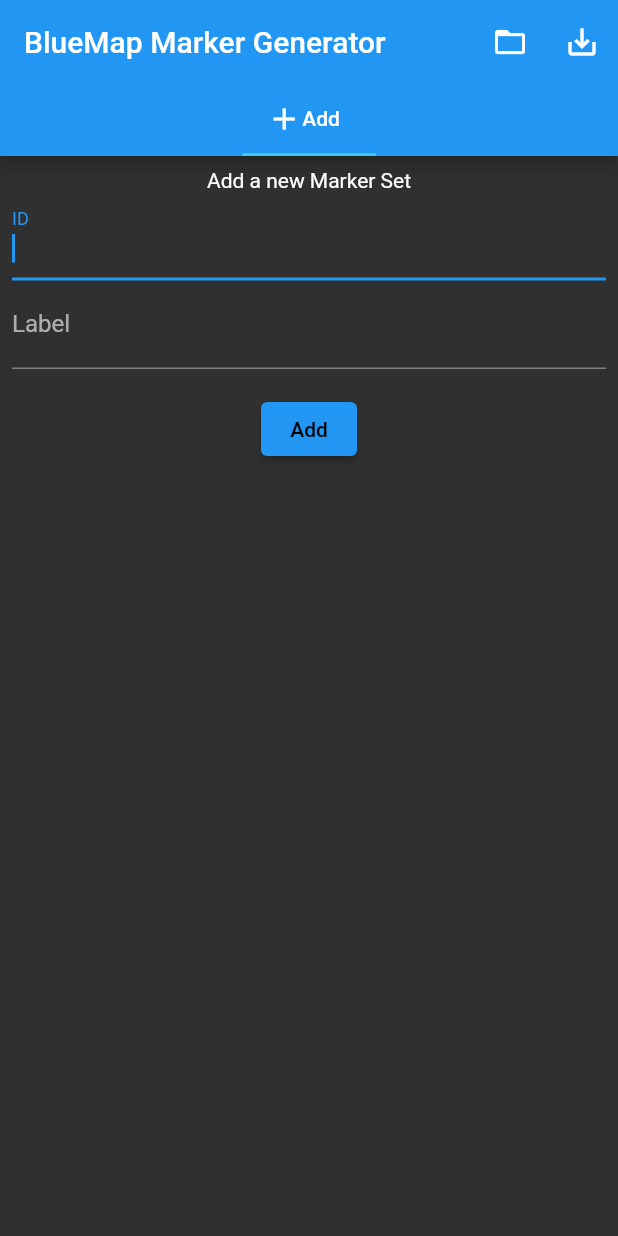
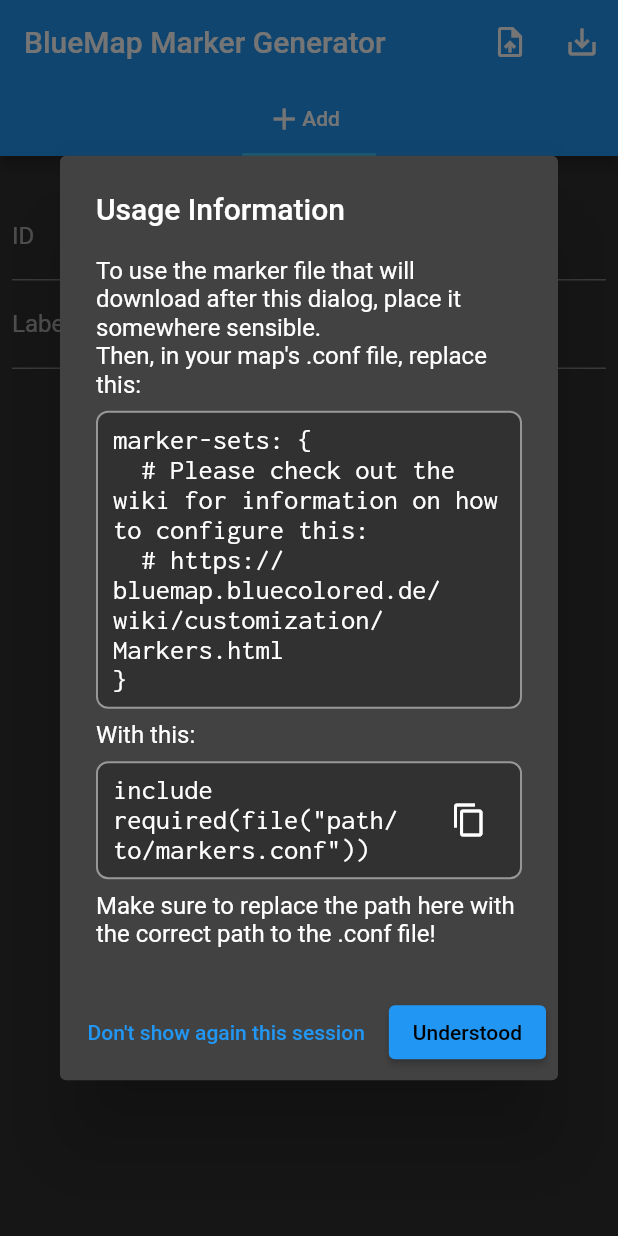
Before and after one commit to TechnicJelle/BlueMapMarkerGenerator, a Flutter app: the screen it shows after launch, after a tap on the "save alt" icon, on a phone screen of 412 x 824 dp. Run offline on Flutter 3.47's test engine with Material 2 defaults, Android fonts, the phone set to English and light mode, and no system bars; our stand-ins replace file_picker; missing offline and left inert: file_saver.

Commit message:
Show explanation dialog on first time save

```diff
--- /dev/null
+++ b/lib/home.dart
@@ -0,0 +1,235 @@
+import "dart:convert";
+
+import "package:file_picker/file_picker.dart";
+import "package:file_saver/file_saver.dart";
+import "package:flutter/material.dart";
+import "package:flutter/services.dart";
+
+import "schemas/marker_set.dart";
+import "tabs/tab_add.dart";
+import "tabs/tab_marker_set.dart";
+
+const String _jsonKeyMarkerSets = "marker-sets";
+
+class MyHome extends StatefulWidget {
+  const MyHome({super.key});
+
+  @override
+  State<MyHome> createState() => _MyHomeState();
+}
+
+class _MyHomeState extends State<MyHome> {
+  Map<String, MarkerSetTab> tabs = {};
+  bool showTutorial = true;
+
+  @override
+  Widget build(BuildContext context) {
+    return CallbackShortcuts(
+      bindings: {
+        const SingleActivator(LogicalKeyboardKey.keyS, control: true): () =>
+            _saveFile(),
+        const SingleActivator(LogicalKeyboardKey.keyO, control: true): () =>
+            _loadFile(),
+      },
+      child: DefaultTabController(
+        length: tabs.length + 1,
+        child: Scaffold(
+          appBar: AppBar(
+            title: const Text("BlueMap Marker Generator"),
+            actions: [
+              IconButton(
+                icon: const Icon(Icons.upload_file),
+                tooltip: "Load Marker Set (Ctrl+O)",
+                onPressed: () => _loadFile(),
+              ),
+              IconButton(
+                icon: const Icon(Icons.save_alt),
+                tooltip: "Save Marker Set (Ctrl+S)",
+                onPressed: () async {
+                  if (showTutorial) {
+                    bool? show = await showDialog<bool>(
+                      context: context,
+                      builder: (BuildContext context) => AlertDialog(
+                        title: const Text("Usage Information"),
+                        content: const UsageInformation(),
+                        actions: <Widget>[
+                          TextButton(
+                            onPressed: () => Navigator.pop(context, false),
+                            child: const Text("Don't show again this session"),
+                          ),
+                          ElevatedButton(
+                            onPressed: () => Navigator.pop(context, true),
+                            child: const Text("Understood"),
+                          ),
+                        ],
+                      ),
+                    );
+                    if (show == null) return;
+
+                    showTutorial = show;
+                  }
+
+                  _saveFile();
+                },
+              ),
+            ],
+            bottom: TabBar(
+              isScrollable: true,
+              tabs: [
+                for (MapEntry<String, MarkerSetTab> entry in tabs.entries)
+                  Tab(
+                    child: Column(
+                      mainAxisAlignment: MainAxisAlignment.center,
+                      children: [
+                        Text(entry.value.markerSet.label),
+                        Text(
+                          entry.key,
+                          style: const TextStyle(fontStyle: FontStyle.italic),
+                        ),
+                      ],
+                    ),
+                  ),
+                const Tab(
+                  child: Row(
+                    children: [
+                      Icon(Icons.add),
+                      Text("Add"),
+                      SizedBox(width: 8),
+                    ],
+                  ),
+                )
+              ],
+            ),
+          ),
+          body: TabBarView(
+            children: [
+              for (MarkerSetTab markerSetTab in tabs.values) markerSetTab,
+              TabAdd(tabs, setState),
+            ],
+          ),
+        ),
+      ),
+    );
+  }
+
+  void _saveFile() {
+    JsonEncoder encoder = const JsonEncoder.withIndent("\t");
+    Map<String, dynamic> json = {
+      _jsonKeyMarkerSets: {
+        for (MapEntry<String, MarkerSetTab> entry in tabs.entries)
+          entry.key: entry.value.markerSet.toJson(),
+      },
+    };
+    String string = encoder.convert(json);
+    string = string.substring(1, string.length - 1).replaceAll("\n\t", "\n");
+
+    FileSaver.instance.saveFile(
+      name: "markers",
+      ext: "conf",
+      bytes: Uint8List.fromList(string.codeUnits),
+    );
+  }
+
+  Future<void> _loadFile() async {
+    FilePickerResult? result = await FilePicker.platform.pickFiles(
+      type: FileType.custom,
+      allowedExtensions: ["conf"],
+    );
+
+    if (result == null) return;
+
+    Uint8List bytes = result.files.single.bytes!;
+    String string = String.fromCharCodes(bytes);
+
+    Map<String, dynamic> json = jsonDecode("{$string}");
+
+    setState(() {
+      for (MapEntry<String, dynamic> entry
+          in json[_jsonKeyMarkerSets].entries) {
+        MarkerSetTab tab = MarkerSetTab.withMarkerSet(
+          markerSet: MarkerSet.fromJson(entry.value),
+        );
+
+        tabs[entry.key] = tab;
+      }
+    });
+  }
+}
+
+class UsageInformation extends StatelessWidget {
+  const UsageInformation({super.key});
+
+  @override
+  Widget build(BuildContext context) {
+    return const Column(
+      crossAxisAlignment: CrossAxisAlignment.start,
+      mainAxisSize: MainAxisSize.min,
+      children: [
+        Text(
+            "To use the marker file that will download after this dialog, place it somewhere sensible.\n"
+            "Then, in your map's .conf file, replace this:"),
+        SizedBox(
+          width: double.infinity,
+          child: Code(
+            """
+marker-sets: {
+  # Please check out the wiki for information on how to configure this:
+  # https://bluemap.bluecolored.de/wiki/customization/Markers.html
+}""",
+            copy: false,
+          ),
+        ),
+        Text("With this:"),
+        SizedBox(
+          width: double.infinity,
+          child: Code(
+            "include required(file(\"path/to/markers.conf\"))",
+            copy: true,
+          ),
+        ),
+        Text(
+            "Make sure to replace the path here with the correct path to the .conf file!"),
+      ],
+    );
+  }
+}
+
+class Code extends StatelessWidget {
+  final String text;
+  final bool copy;
+
+  const Code(this.text, {this.copy = false, super.key});
+
+  @override
+  Widget build(BuildContext context) {
+    return Container(
+      padding: const EdgeInsets.symmetric(vertical: 8, horizontal: 10),
+      margin: const EdgeInsets.symmetric(vertical: 8),
+      decoration: BoxDecoration(
+        color: Colors.black26,
+        border: Border.all(
+          color: Theme.of(context).unselectedWidgetColor.withOpacity(0.5),
+          width: 1.3,
+        ),
+        borderRadius: BorderRadius.circular(8),
+      ),
+      child: Row(
+        children: [
+          Expanded(
+            child: SelectableText(
+              text,
+              style: const TextStyle(fontFamily: "Inconsolata", fontSize: 19),
+            ),
+          ),
+          if (copy)
+            IconButton(
+              icon: const Icon(Icons.copy),
+              onPressed: () {
+                Clipboard.setData(ClipboardData(text: text));
+              },
+            )
+        ],
+      ),
+    );
+  }
+}
--- a/lib/main.dart
+++ b/lib/main.dart
@@ -1,40 +1,17 @@
-import "dart:convert";
+import "package:flutter/material.dart";
 
-import "package:file_picker/file_picker.dart";
-import "package:file_saver/file_saver.dart";
-import "package:flutter/material.dart";
-import "package:flutter/services.dart";
-
-import "schemas/marker_set.dart";
-import "tabs/tab_add.dart";
-import "tabs/tab_marker_set.dart";
-
-const String _jsonKeyMarkerSets = "marker-sets";
+import "home.dart";
 
 void main() {
   runApp(const MyApp());
 }
 
-class MyApp extends StatefulWidget {
+class MyApp extends StatelessWidget {
   const MyApp({super.key});
 
   @override
-  State<MyApp> createState() => _MyAppState();
-}
-
-class _MyAppState extends State<MyApp> {
-  Map<String, MarkerSetTab> tabs = {};
-
-  @override
   Widget build(BuildContext context) {
-    return CallbackShortcuts(
-      bindings: {
-        const SingleActivator(LogicalKeyboardKey.keyS, control: true): () =>
-            _saveFile(),
-        const SingleActivator(LogicalKeyboardKey.keyO, control: true): () =>
-            _loadFile(),
-      },
-      child: MaterialApp(
+    return MaterialApp(
       title: "BlueMap Marker Generator",
       debugShowCheckedModeBanner: false,
       theme: ThemeData(
@@ -59,103 +36,7 @@
       ),
       // themeMode: ThemeMode.light,
       themeMode: ThemeMode.dark,
-        home: DefaultTabController(
-          length: tabs.length + 1,
-          child: Scaffold(
-            appBar: AppBar(
-              title: const Text("BlueMap Marker Generator"),
-              actions: [
-                IconButton(
-                  icon: const Icon(Icons.folder_open),
-                  tooltip: "Load Marker Set (Ctrl+O)",
-                  onPressed: () => _loadFile(),
-                ),
-                IconButton(
-                  icon: const Icon(Icons.save_alt),
-                  tooltip: "Save Marker Set (Ctrl+S)",
-                  onPressed: () => _saveFile(),
-                ),
-              ],
-              bottom: TabBar(
-                isScrollable: true,
-                tabs: [
-                  for (MapEntry<String, MarkerSetTab> entry in tabs.entries)
-                    Tab(
-                      child: Column(
-                        mainAxisAlignment: MainAxisAlignment.center,
-                        children: [
-                          Text(entry.value.markerSet.label),
-                          Text(
-                            entry.key,
-                            style: const TextStyle(fontStyle: FontStyle.italic),
-                          ),
-                        ],
-                      ),
-                    ),
-                  const Tab(
-                    child: Row(
-                      children: [
-                        Icon(Icons.add),
-                        Text("Add"),
-                        SizedBox(width: 8),
-                      ],
-                    ),
-                  )
-                ],
-              ),
-            ),
-            body: TabBarView(
-              children: [
-                for (MarkerSetTab markerSetTab in tabs.values) markerSetTab,
-                TabAdd(tabs, setState),
-              ],
-            ),
-          ),
-        ),
-      ),
+      home: const MyHome(),
     );
   }
-
-  void _saveFile() {
-    JsonEncoder encoder = const JsonEncoder.withIndent("\t");
-    Map<String, dynamic> json = {
-      _jsonKeyMarkerSets: {
-        for (MapEntry<String, MarkerSetTab> entry in tabs.entries)
-          entry.key: entry.value.markerSet.toJson(),
-      },
-    };
-    String string = encoder.convert(json);
-    string = string.substring(1, string.length - 1).replaceAll("\n\t", "\n");
-
-    FileSaver.instance.saveFile(
-      name: "markers",
-      ext: "conf",
-      bytes: Uint8List.fromList(string.codeUnits),
-    );
 }
-
-  Future<void> _loadFile() async {
-    FilePickerResult? result = await FilePicker.platform.pickFiles(
-      type: FileType.custom,
-      allowedExtensions: ["conf"],
-    );
-
-    if (result == null) return;
-
-    Uint8List bytes = result.files.single.bytes!;
-    String string = String.fromCharCodes(bytes);
-
-    Map<String, dynamic> json = jsonDecode("{$string}");
-
-    setState(() {
-      for (MapEntry<String, dynamic> entry
-          in json[_jsonKeyMarkerSets].entries) {
-        MarkerSetTab tab = MarkerSetTab.withMarkerSet(
-          markerSet: MarkerSet.fromJson(entry.value),
-        );
-
-        tabs[entry.key] = tab;
-      }
-    });
-  }
-}
```
Also changed, not shown: assets/fonts/Inconsolata/OFL.txt (added, +93 -0 lines), pubspec.yaml (+5 -12 lines), assets/fonts/Inconsolata/Inconsolata-Regular.ttf (added), 1 other file. Lines whose indentation alone changed are shown as unchanged.
